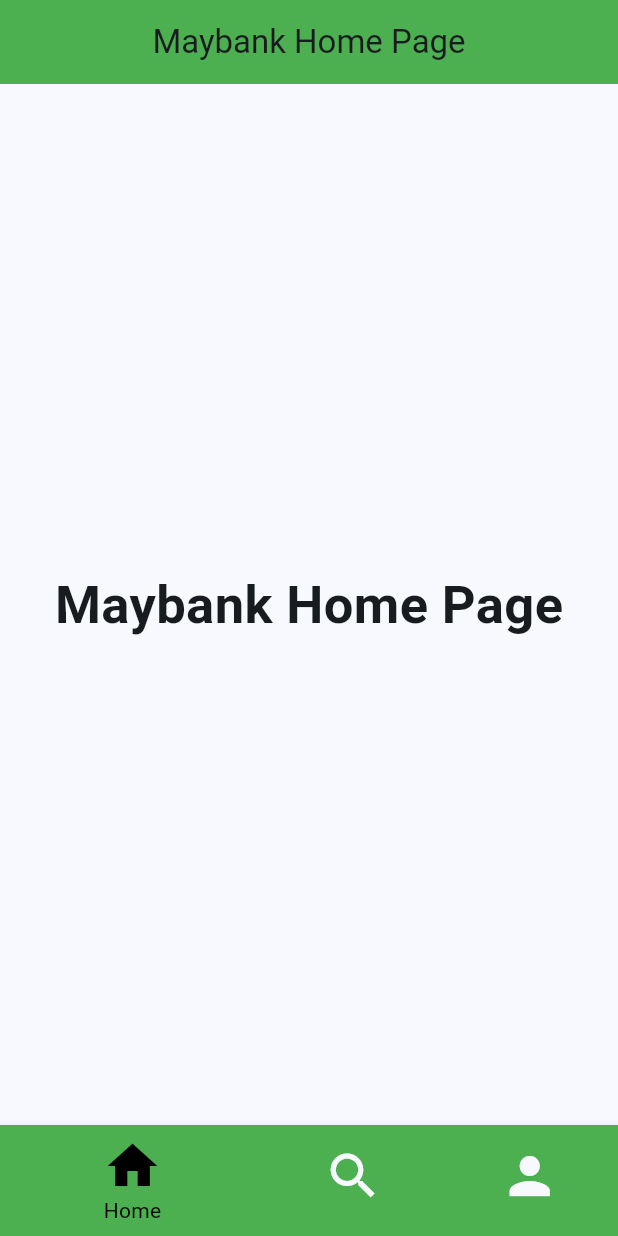
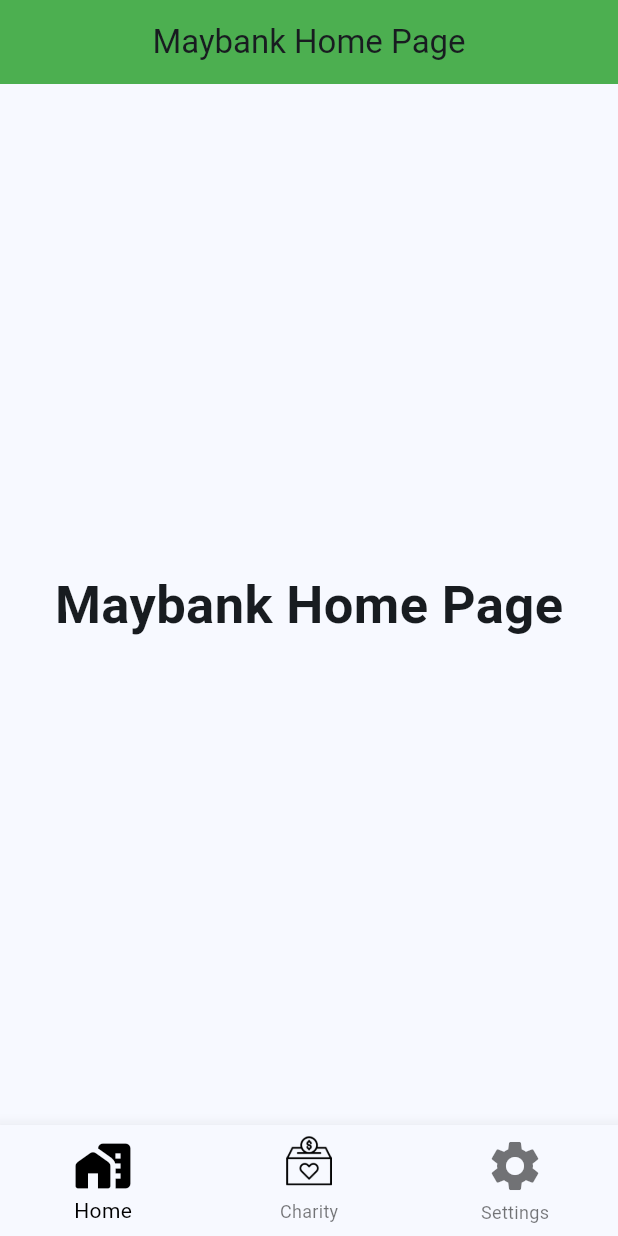
Before and after one commit to spaaacy/give-now, a Flutter app: the screen it shows after launch, on a phone screen of 412 x 824 dp. Run offline on Flutter 3.47's test engine with Material 2 defaults, Android fonts, the phone set to English and light mode, and no system bars.

Commit message:
ported navbar as a stateless widget

```diff
--- /dev/null
+++ b/lib/ui/common/bottom-nav-bar-widget.dart
@@ -0,0 +1,40 @@
+import 'package:flutter/material.dart';
+import 'package:provider/provider.dart';
+
+import '../home_page/home_page_state.dart';
+
+class BottomNavBar extends StatelessWidget {
+  const BottomNavBar({super.key});
+
+  @override
+  Widget build(BuildContext context) {
+    final homePageProvider = Provider.of<HomePageProvider>(context);
+    return BottomNavigationBar(
+      items: <BottomNavigationBarItem>[
+        const BottomNavigationBarItem(
+            icon: Icon(Icons.home_work_rounded),
+            label: 'Home',
+            backgroundColor: Colors.green),
+        BottomNavigationBarItem(
+            icon: Image.asset(
+              'assets/logo-charity-1.png',
+              width: 39,
+              height: 39,
+            ),
+            label: 'Charity',
+            backgroundColor: Colors.yellow),
+        const BottomNavigationBarItem(
+          icon: Icon(Icons.settings),
+          label: 'Settings',
+          backgroundColor: Colors.blue,
+        ),
+      ],
+      type: BottomNavigationBarType.fixed,
+      currentIndex: homePageProvider.selectedIndex,
+      selectedItemColor: Colors.black,
+      iconSize: 40,
+      onTap: (index) => homePageProvider.selectedIndex = index,
+      elevation: 10,
+    );
+  }
+}
--- a/lib/ui/home_page/home_page.dart
+++ b/lib/ui/home_page/home_page.dart
@@ -2,6 +2,8 @@
 import 'package:flutter/material.dart';
 import 'package:give_n_go/ui/home_page/home_page_state.dart';
 import 'package:provider/provider.dart';
+
+import '../common/bottom-nav-bar-widget.dart';
 
 class MayBankHP extends StatelessWidget {
   MayBankHP({super.key});
@@ -26,28 +28,7 @@
       body: Center(
         child: _widgetOptions.elementAt(homePageProvider.selectedIndex),
       ),
-      bottomNavigationBar: BottomNavigationBar(
-          items: <BottomNavigationBarItem>[
-            BottomNavigationBarItem(
-                icon: Icon(Icons.home),
-                label: 'Home',
-                backgroundColor: Colors.green),
-            BottomNavigationBarItem(
-                icon: Icon(Icons.search),
-                label: 'Charity',
-                backgroundColor: Colors.yellow),
-            BottomNavigationBarItem(
-              icon: Icon(Icons.person),
-              label: 'Settings',
-              backgroundColor: Colors.blue,
-            ),
-          ],
-          type: BottomNavigationBarType.shifting,
-          currentIndex: homePageProvider.selectedIndex,
-          selectedItemColor: Colors.black,
-          iconSize: 40,
-          onTap: (index) => homePageProvider.selectedIndex = index,
-          elevation: 5),
+      bottomNavigationBar: const BottomNavBar(),
     );
   }
 }
--- a/pubspec.yaml
+++ b/pubspec.yaml
@@ -60,9 +60,8 @@
   uses-material-design: true
 
   # To add assets to your application, add an assets section, like this:
-  # assets:
-  #   - images/a_dot_burr.jpeg
-  #   - images/a_dot_ham.jpeg
+  assets:
+    - assets/
 
   # An image asset can refer to one or more resolution-specific "variants", see
   # https://flutter.dev/assets-and-images/#resolution-aware
```
Also changed, not shown: assets/logo-charity-1.png (added), assets/logo-charity.png (added).
